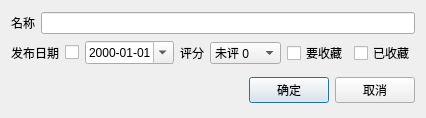
Qt form UiThread/AnimeSeasonNewDialog.ui (cqwlxxl/cherryme) before a commit.
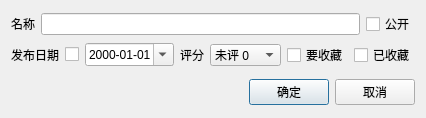
The same form after that commit.

Commit message: 公开功能

Diff of the .ui file:
```diff
--- a/UiThread/AnimeSeasonNewDialog.ui
+++ b/UiThread/AnimeSeasonNewDialog.ui
@@ -26,6 +26,13 @@
      <item>
       <widget class="QLineEdit" name="lineEdit_Name"/>
      </item>
+     <item>
+      <widget class="QCheckBox" name="checkBox_Display">
+       <property name="text">
+        <string>公开</string>
+       </property>
+      </widget>
+     </item>
     </layout>
    </item>
    <item>
```
The commit also changes 8 other files.
